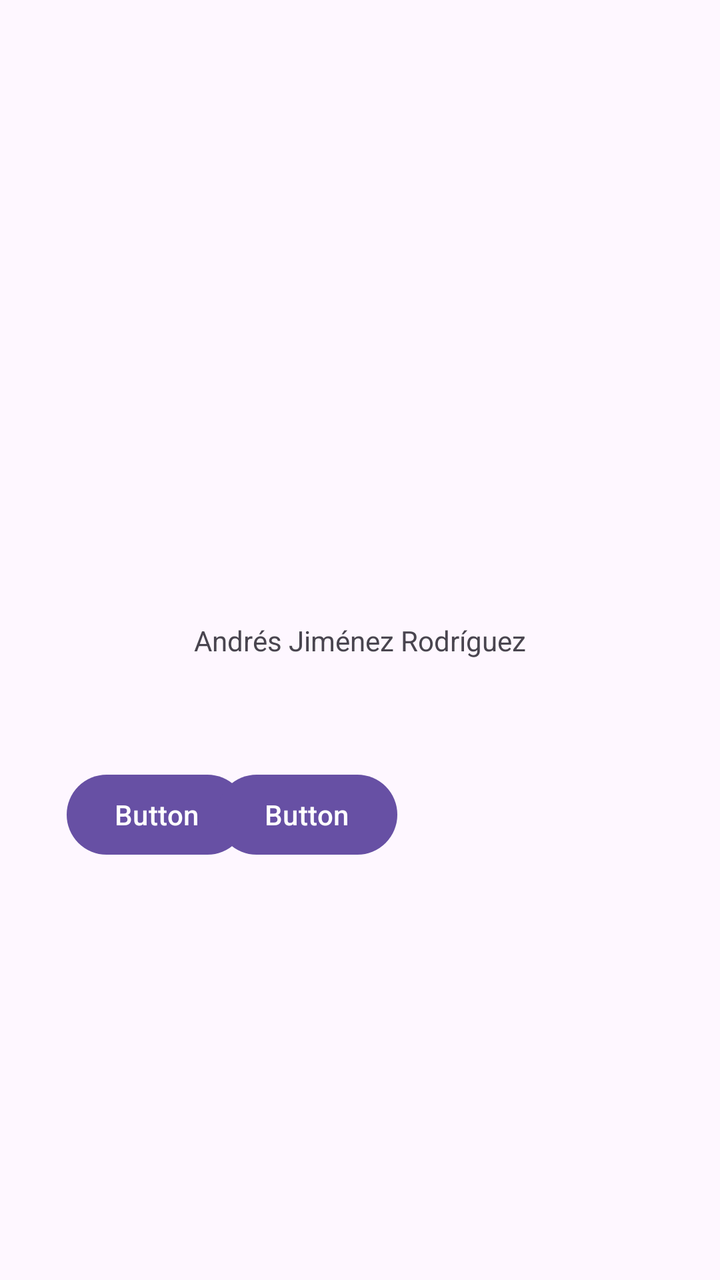
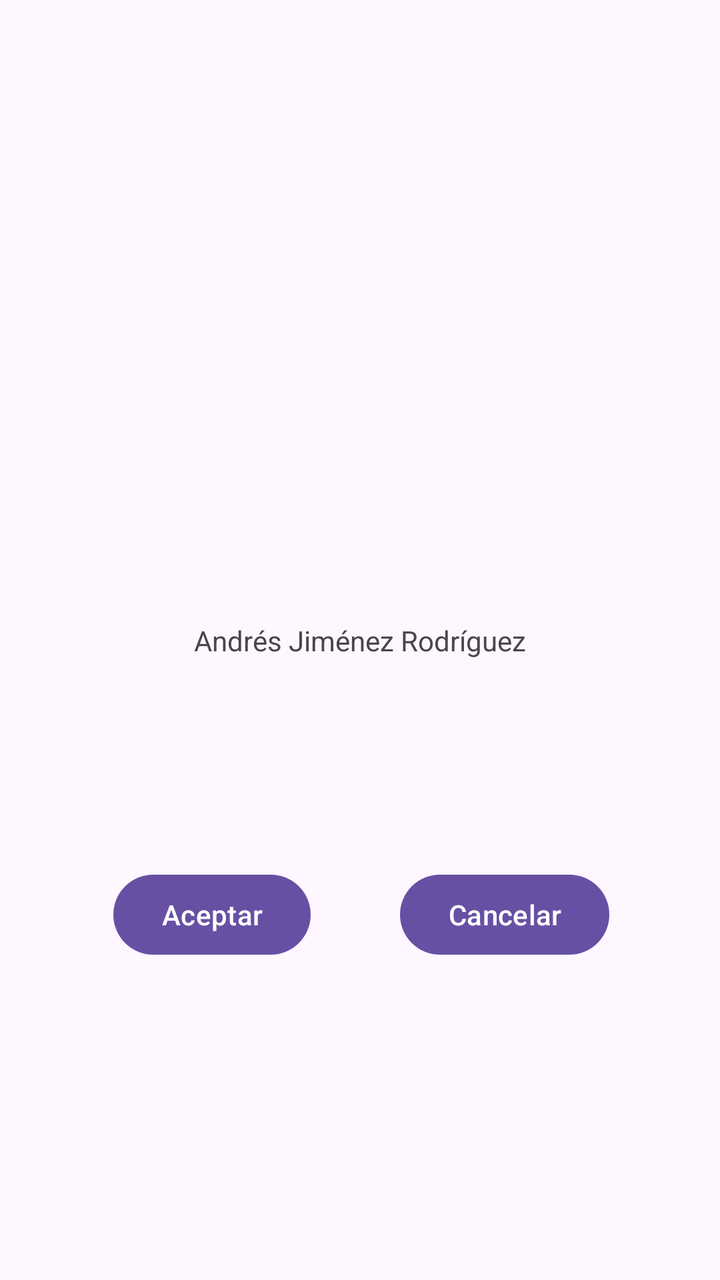

Compare the two renders of this Android layout. The source of the first and the diff that turns it into the second are given below.
<!-- AndroidManifest.xml: application theme Theme.ActividadT3 -->
<!-- res/layout/activity_main.xml -->
<?xml version="1.0" encoding="utf-8"?>
<androidx.constraintlayout.widget.ConstraintLayout xmlns:android="http://schemas.android.com/apk/res/android"
    xmlns:app="http://schemas.android.com/apk/res-auto"
    xmlns:tools="http://schemas.android.com/tools"
    android:id="@+id/main"
    android:layout_width="match_parent"
    android:layout_height="match_parent"
    tools:context=".MainActivity">

    <TextView
        android:layout_width="wrap_content"
        android:layout_height="wrap_content"
        android:text="Andrés Jiménez Rodríguez"
        app:layout_constraintBottom_toBottomOf="parent"
        app:layout_constraintEnd_toEndOf="parent"
        app:layout_constraintStart_toStartOf="parent"
        app:layout_constraintTop_toTopOf="parent" />

    <Button
        android:id="@+id/button3"
        android:layout_width="wrap_content"
        android:layout_height="wrap_content"
        android:text="Button"
        android:translationX="100px"
        android:translationY="1150px"
        tools:layout_editor_absoluteX="38dp" />

    <Button
        android:id="@+id/button4"
        android:layout_width="wrap_content"
        android:layout_height="wrap_content"
        android:text="Button"
        android:translationX="325px"
        android:translationY="1150px"
        tools:layout_editor_absoluteX="124dp" />

</androidx.constraintlayout.widget.ConstraintLayout>
<!-- resources referenced by this layout -->
<resources>
  <style name="Theme.ActividadT3" parent="Base.Theme.ActividadT3" />
  <style name="Base.Theme.ActividadT3" parent="Theme.Material3.DayNight.NoActionBar">
          
          
      </style>
</resources>

<!-- the commit's change to res/layout/activity_main.xml (unified diff, before → after) -->
@@ -20,18 +20,18 @@
         android:id="@+id/button3"
         android:layout_width="wrap_content"
         android:layout_height="wrap_content"
-        android:text="Button"
-        android:translationX="100px"
-        android:translationY="1150px"
-        tools:layout_editor_absoluteX="38dp" />
+        android:text="@string/boton_aceptar"
+        android:translationX="170px"
+        android:translationY="1300px"
+        />
 
     <Button
         android:id="@+id/button4"
         android:layout_width="wrap_content"
         android:layout_height="wrap_content"
-        android:text="Button"
-        android:translationX="325px"
-        android:translationY="1150px"
-        tools:layout_editor_absoluteX="124dp" />
+        android:text="@string/boton_cancelar"
+        android:translationX="600px"
+        android:translationY="1300px"
+        />
 
 </androidx.constraintlayout.widget.ConstraintLayout>
<!-- resource entries referenced after the edit -->
@@ -1,5 +1,7 @@
 <!-- resources referenced by this layout -->
 <resources>
+  <string name="boton_aceptar" translatable="false">Aceptar</string>
+  <string name="boton_cancelar" translatable="false">Cancelar</string>
   <style name="Theme.ActividadT3" parent="Base.Theme.ActividadT3" />
   <style name="Base.Theme.ActividadT3" parent="Theme.Material3.DayNight.NoActionBar">
           
